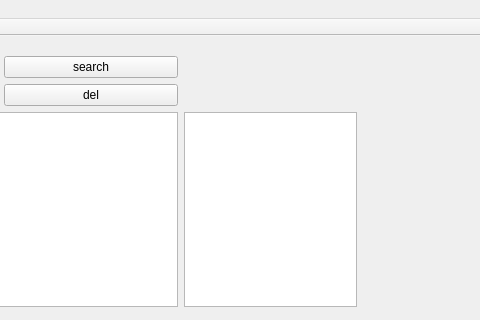
This is mainwindow.ui in changnet/SPEditor as Qt 5 draws it before an edit; both pictures show x 544 to 1024 and y 0 to 320 of the 1024 by 640 pixel window. The edited form follows.
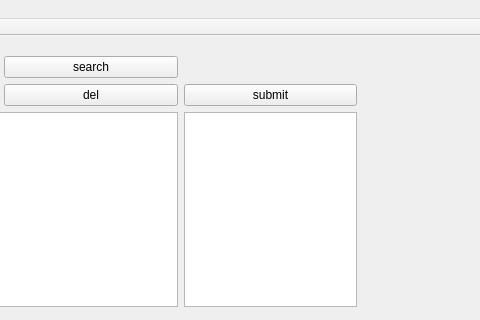
This is the edited form.

```diff
--- a/mainwindow.ui
+++ b/mainwindow.ui
@@ -89,6 +89,13 @@
      <item row="2" column="0" colspan="2">
       <widget class="QTableWidget" name="module_tbl"/>
      </item>
+     <item row="1" column="4">
+      <widget class="QPushButton" name="submit_btn">
+       <property name="text">
+        <string>submit</string>
+       </property>
+      </widget>
+     </item>
     </layout>
    </widget>
   </widget>
```
